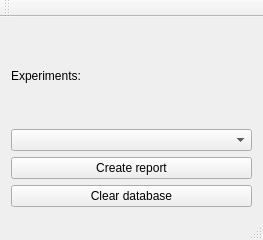
Old version of the form DatabaseReader/main-window.ui in the repository thewitcher/TrafficLights.
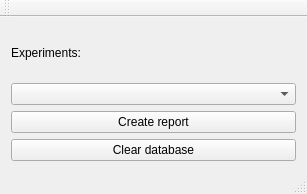
New version of the form.

Patch:
```diff
--- a/DatabaseReader/main-window.ui
+++ b/DatabaseReader/main-window.ui
@@ -6,8 +6,8 @@
    <rect>
     <x>0</x>
     <y>0</y>
-    <width>263</width>
-    <height>240</height>
+    <width>307</width>
+    <height>194</height>
    </rect>
   </property>
   <property name="windowTitle">
```
Left out of the diff: 2 changed lines with no effect on the pictures.
